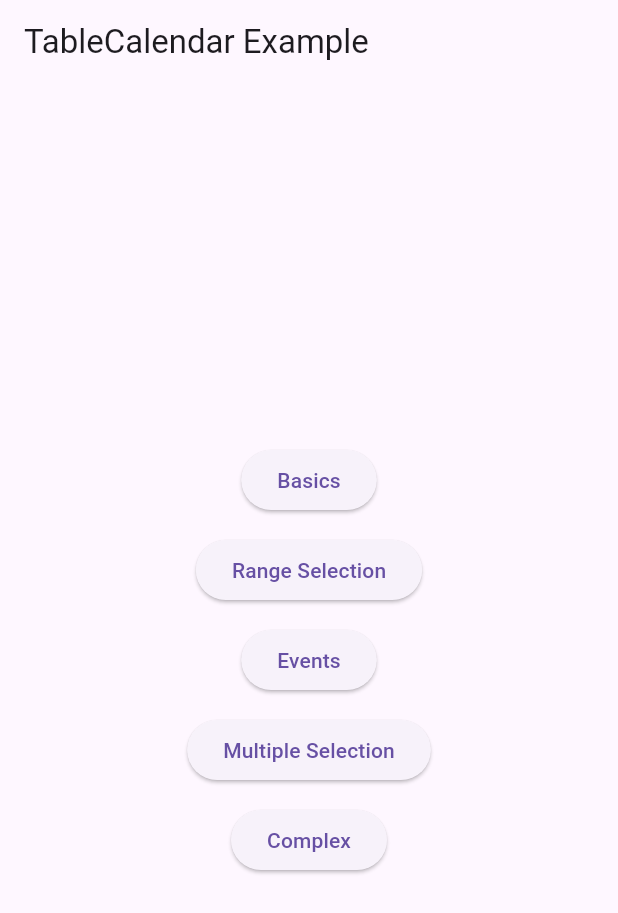
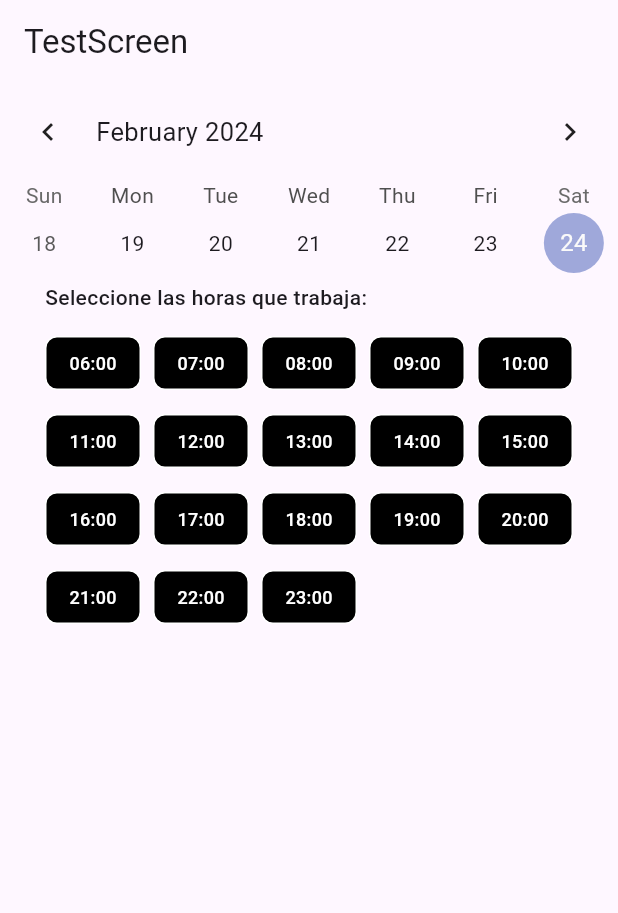
Before and after one commit to Laesx/FlutterPeluqueria, a Flutter app: the screen it shows after launch, on a phone screen of 412 x 824 dp. Shown: the top 913 px of the screen. Run offline on Flutter 3.47's test engine with Material 3 defaults, Android fonts, the phone set to English and light mode, and no system bars; drawn by our look-alikes of table_calendar.

Commit message:
Implementado widget calendario por semanas y boton de rangos preliminar

```diff
--- a/lib/main.dart
+++ b/lib/main.dart
@@ -2,6 +2,7 @@
 // SPDX-License-Identifier: Apache-2.0
 
 import 'package:flutter/material.dart';
+import 'package:flutter_peluqueria/screen/test_screen.dart';
 import 'package:intl/date_symbol_data_local.dart';
 
 import 'pages/basics_example.dart';
@@ -22,7 +23,7 @@
       theme: ThemeData(
         primarySwatch: Colors.blue,
       ),
-      home: StartPage(),
+      home: TestScreen(),
     );
   }
 }
--- /dev/null
+++ b/lib/screen/test_screen.dart
@@ -0,0 +1,46 @@
+import 'package:flutter/material.dart';
+import 'package:flutter_peluqueria/widgets/hours_panel.dart';
+import '../widgets/widgets.dart';
+
+class TestScreen extends StatelessWidget {
+  const TestScreen({Key? key}) : super(key: key);
+
+  @override
+  Widget build(BuildContext context) {
+    return Scaffold(
+      appBar: AppBar(
+        title: Text('TestScreen'),
+      ),
+      body: Column(
+        children: [
+          CalendarBar(),
+          HoursPanel(startTime: 6, endTime: 23, onTimePressed: (int time) {}),
+
+          /*
+          Expanded(
+            // Zona de los botones
+            flex: 2,
+            child: GridView.builder(
+                itemCount: 10,
+                gridDelegate: const SliverGridDelegateWithFixedCrossAxisCount(
+                    crossAxisCount: 4,
+                    mainAxisSpacing: 10,
+                    crossAxisSpacing: 10),
+                // Esta sección es la que crea los botones, también
+                // tiene en cuenta si es un operador o algún otro boton con
+                // función diferente, además de cambiarle el color
+                itemBuilder: (BuildContext context, int index) {
+                  return MyButton(
+                    color: Colors.blue,
+                    textColor: Colors.white,
+                    buttonText: index.toString(),
+                    buttontapped: () {},
+                  );
+                }),
+          ),
+          */
+        ],
+      ),
+    );
+  }
+}
--- /dev/null
+++ b/lib/theme/app_theme.dart
@@ -0,0 +1,35 @@
+import 'package:flutter/material.dart';
+
+class AppTheme {
+  static const Color primaryColor = Color.fromARGB(255, 75, 16, 175);
+  static const Color secondaryColor = Color.fromARGB(255, 145, 84, 251);
+  static const Color buttonColor = Colors.purple;
+  static const Color textColor = Colors.white;
+
+  static final ThemeData darkTheme = ThemeData.dark().copyWith(
+    appBarTheme: const AppBarTheme(color: primaryColor, elevation: 0),
+    listTileTheme: ListTileThemeData(
+      tileColor: Colors.grey[900],
+      selectedTileColor: Colors.grey[800],
+      selectedColor: Colors.white,
+      iconColor: Colors.white,
+      textColor: Colors.white,
+      contentPadding: EdgeInsets.symmetric(horizontal: 20),
+    ),
+    inputDecorationTheme: const InputDecorationTheme(
+        border: OutlineInputBorder(
+          borderSide: BorderSide(color: primaryColor),
+        ),
+        enabledBorder: OutlineInputBorder(
+          borderSide: BorderSide(color: secondaryColor),
+        ),
+        focusedBorder: OutlineInputBorder(
+            borderSide: BorderSide(color: secondaryColor),
+            borderRadius: BorderRadius.only(
+                topRight: Radius.circular(20),
+                bottomLeft: Radius.circular(20))),
+        floatingLabelStyle: TextStyle(color: Colors.white),
+        iconColor: secondaryColor,
+        suffixIconColor: secondaryColor),
+  );
+}
--- /dev/null
+++ b/lib/widgets/botones.dart
@@ -0,0 +1,60 @@
+import 'package:flutter/material.dart';
+
+// creating Stateless Widget for buttons
+class MyButton extends StatelessWidget {
+  // declaring variables
+  final color;
+  final textColor;
+  final String buttonText;
+  final buttontapped;
+  final IconData? icon;
+
+  //Constructor
+  const MyButton(
+      {super.key,
+      this.color,
+      this.textColor,
+      required this.buttonText,
+      this.buttontapped,
+      this.icon});
+
+  @override
+  Widget build(BuildContext context) {
+    return Padding(
+        padding: const EdgeInsets.symmetric(horizontal: 10, vertical: 20),
+        child: ClipRRect(
+          borderRadius: BorderRadius.circular(5),
+          child: Stack(children: <Widget>[
+            Positioned.fill(
+                child: Container(
+              color: color,
+              child: TextButton(
+                style: TextButton.styleFrom(
+                  foregroundColor: textColor,
+                  textStyle: TextStyle(
+                    color: textColor,
+                    fontSize: 35,
+                    fontWeight: FontWeight.bold,
+                  ),
+                ),
+                onPressed: buttontapped,
+                // Si el icono es nulo, no se muestra y se muestra texto
+                child: icon != null
+                    ? Icon(
+                        icon,
+                        color: textColor,
+                      )
+                    : Text(
+                        buttonText,
+                        style: TextStyle(
+                          color: textColor,
+                          fontSize: 35,
+                          fontWeight: FontWeight.bold,
+                        ),
+                      ),
+              ),
+            ))
+          ]),
+        ));
+  }
+}
--- /dev/null
+++ b/lib/widgets/calendar_bar.dart
@@ -0,0 +1,56 @@
+import 'package:flutter/material.dart';
+import 'package:table_calendar/table_calendar.dart';
+import '../utils.dart';
+
+class CalendarBar extends StatefulWidget {
+  const CalendarBar({super.key});
+
+  @override
+  State<CalendarBar> createState() => _CalendarBarState();
+}
+
+class _CalendarBarState extends State<CalendarBar> {
+  CalendarFormat _calendarFormat = CalendarFormat.week;
+  DateTime _focusedDay = DateTime.now();
+  DateTime? _selectedDay;
+
+  @override
+  Widget build(BuildContext context) {
+    return TableCalendar(
+      firstDay: kFirstDay,
+      lastDay: kLastDay,
+      focusedDay: _focusedDay,
+      calendarFormat: _calendarFormat,
+      availableCalendarFormats: const {CalendarFormat.week: 'Week'},
+      selectedDayPredicate: (day) {
+        // Use `selectedDayPredicate` to determine which day is currently selected.
+        // If this returns true, then `day` will be marked as selected.
+
+        // Using `isSameDay` is recommended to disregard
+        // the time-part of compared DateTime objects.
+        return isSameDay(_selectedDay, day);
+      },
+      onDaySelected: (selectedDay, focusedDay) {
+        if (!isSameDay(_selectedDay, selectedDay)) {
+          // Call `setState()` when updating the selected day
+          setState(() {
+            _selectedDay = selectedDay;
+            _focusedDay = focusedDay;
+          });
+        }
+      },
+      onFormatChanged: (format) {
+        if (_calendarFormat != format) {
+          // Call `setState()` when updating calendar format
+          setState(() {
+            _calendarFormat = format;
+          });
+        }
+      },
+      onPageChanged: (focusedDay) {
+        // No need to call `setState()` here
+        _focusedDay = focusedDay;
+      },
+    );
+  }
+}
--- /dev/null
+++ b/lib/widgets/hours_panel.dart
@@ -0,0 +1,161 @@
+import 'package:flutter_peluqueria/theme/app_theme.dart';
+import 'package:flutter/material.dart';
+
+class HoursPanel extends StatefulWidget {
+  const HoursPanel({
+    super.key,
+    this.enabledTimes,
+    required this.startTime,
+    required this.endTime,
+    required this.onTimePressed,
+  }) : singleSelection = false;
+
+  const HoursPanel.singleSelection({
+    super.key,
+    this.enabledTimes,
+    required this.startTime,
+    required this.endTime,
+    required this.onTimePressed,
+  }) : singleSelection = true;
+
+  final List<int>? enabledTimes;
+  final int startTime, endTime;
+  final ValueChanged<int> onTimePressed;
+  final bool singleSelection;
+
+  @override
+  State<HoursPanel> createState() => _HoursPanelState();
+}
+
+class _HoursPanelState extends State<HoursPanel> {
+  int? lastSelection;
+
+  @override
+  Widget build(BuildContext context) {
+    final HoursPanel(:singleSelection) = widget;
+
+    return Column(
+      crossAxisAlignment: CrossAxisAlignment.start,
+      children: [
+        const Text(
+          'Seleccione las horas que trabaja:',
+          style: TextStyle(
+            fontSize: 14,
+            fontWeight: FontWeight.w500,
+          ),
+        ),
+        const SizedBox(height: 16),
+        Wrap(
+          spacing: 8,
+          runSpacing: 16,
+          children: [
+            for (int i = widget.startTime; i <= widget.endTime; i++)
+              TimeButton(
+                enabledTimes: widget.enabledTimes,
+                label: '${i.toString().padLeft(2, '0')}:00',
+                value: i,
+                timeSelected: lastSelection,
+                singleSelection: singleSelection,
+                onPressed: (timeSelected) {
+                  setState(() {
+                    if (singleSelection) {
+                      if (lastSelection == timeSelected) {
+                        lastSelection = null;
+                      } else {
+                        lastSelection = timeSelected;
+                      }
+                    }
+                  });
+                  widget.onTimePressed(timeSelected);
+                },
+              ),
+          ],
+        ),
+      ],
+    );
+  }
+}
+
+class TimeButton extends StatefulWidget {
+  const TimeButton({
+    super.key,
+    this.enabledTimes,
+    required this.label,
+    required this.value,
+    required this.onPressed,
+    required this.singleSelection,
+    required this.timeSelected,
+  });
+
+  final List<int>? enabledTimes;
+  final String label;
+  final int value;
+  final ValueChanged<int> onPressed;
+  final bool singleSelection;
+  final int? timeSelected;
+
+  @override
+  State<TimeButton> createState() => _TimeButtonState();
+}
+
+class _TimeButtonState extends State<TimeButton> {
+  var selected = false;
+
+  @override
+  Widget build(BuildContext context) {
+    final TimeButton(
+      :singleSelection,
+      :timeSelected,
+      :value,
+      :label,
+      :enabledTimes,
+      :onPressed,
+    ) = widget;
+
+    if (singleSelection && timeSelected != null) {
+      selected = timeSelected == value;
+    }
+
+    final textColor = selected ? Colors.white : AppTheme.textColor;
+    var buttonColor = selected ? AppTheme.buttonColor : Colors.black;
+    final buttonBorderColor =
+        selected ? AppTheme.primaryColor : AppTheme.textColor;
+
+    final disableTime = enabledTimes != null && !enabledTimes.contains(value);
+
+    if (disableTime) {
+      buttonColor = Colors.grey[400]!;
+    }
+
+    return InkWell(
+      borderRadius: BorderRadius.circular(8),
+      onTap: disableTime
+          ? null
+          : () {
+              setState(() {
+                selected = !selected;
+                onPressed(value);
+              });
+            },
+      child: Container(
+        width: 64,
+        height: 36,
+        decoration: BoxDecoration(
+          borderRadius: BorderRadius.circular(8),
+          color: buttonColor,
+          border: Border.all(color: buttonBorderColor),
+        ),
+        child: Center(
+          child: Text(
+            label,
+            style: TextStyle(
+              color: textColor,
+              fontSize: 12,
+              fontWeight: FontWeight.w500,
+            ),
+          ),
+        ),
+      ),
+    );
+  }
+}
--- a/lib/widgets/widgets.dart
+++ b/lib/widgets/widgets.dart
@@ -0,0 +1,2 @@
+export 'package:flutter_peluqueria/widgets/calendar_bar.dart';
+export 'package:flutter_peluqueria/widgets/botones.dart';
```
Also changed, not shown: lib/widgets/calendario.dart (deleted), pubspec.lock.
